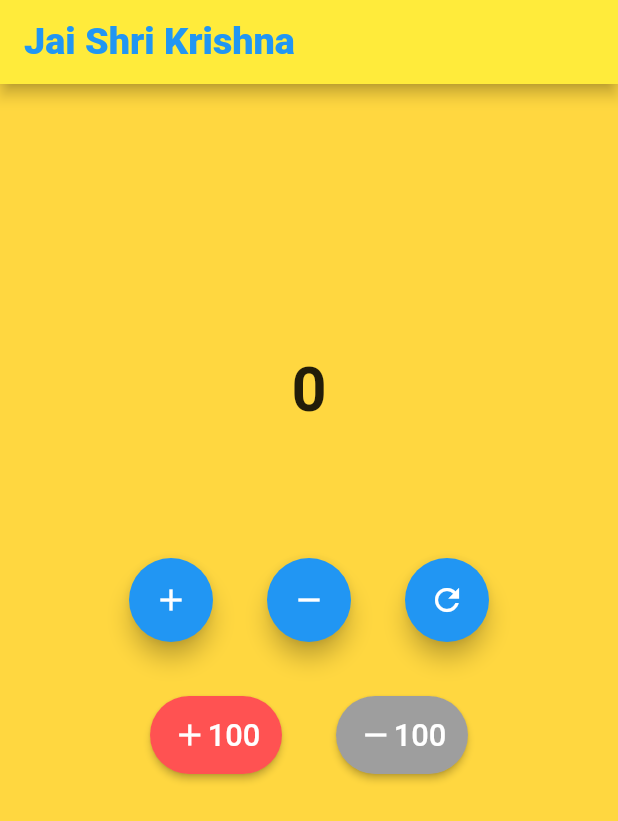
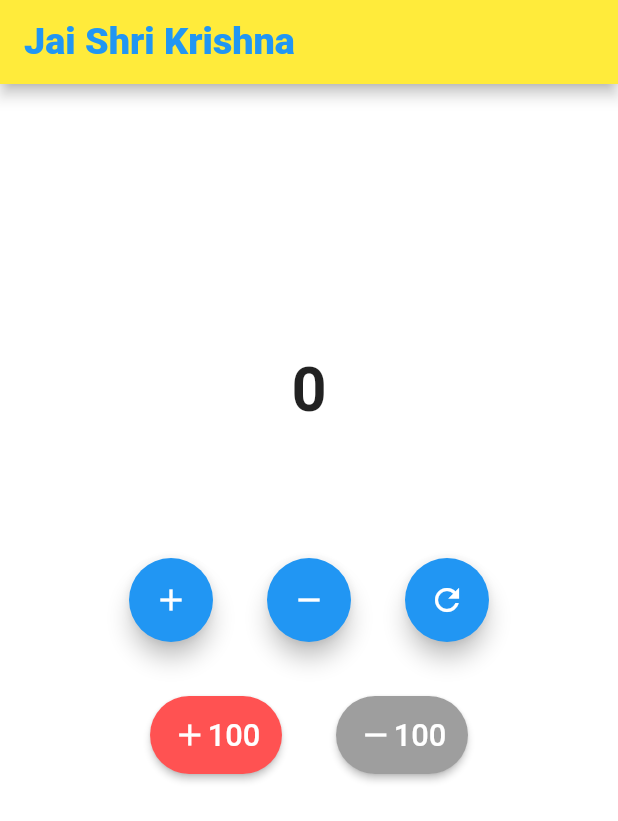
Before and after one commit to iamsourav37/flutter-project---Counter, a Flutter app: the screen it shows after launch, after a tap on the "add" icon, after a tap on the "remove" icon, on a phone screen of 412 x 824 dp. Shown: the top 821 px of the screen. Run offline on Flutter 3.47's test engine with Material 2 defaults, Android fonts, the phone set to English and light mode, and no system bars.

Commit message:
color cobination changed

```diff
--- a/lib/main.dart
+++ b/lib/main.dart
@@ -35,15 +35,21 @@ class _HomePageState extends State<HomePage> {
 
   void increaseValue() {
     setState(() {
-      col = Colors.yellow;
       _counter++;
+      if(_counter == 0)
+        col = Colors.white;
+      else
+        col = Colors.yellow;
     });
   }
 
   void decreaseValue() {
     setState(() {
-      col = Colors.amberAccent;
-      _counter--;
+       _counter--;
+      if(_counter == 0)
+        col = Colors.white;
+      else
+       col = Colors.amberAccent;
     });
   }
 
@@ -56,14 +62,22 @@ class _HomePageState extends State<HomePage> {
 
   void plusOneHundred() {
     setState(() {
-      col = Colors.yellow;
       _counter += 100;
+      if(_counter == 0)
+        col = Colors.white;
+      else
+        col = Colors.yellow;
+
     });
   }
     void minusOneHundred() {
     setState(() {
-      col = Colors.amberAccent;
       _counter -= 100;
+      if(_counter == 0)
+        col = Colors.white;
+      else
+        col = Colors.amberAccent;
+
     });
   }
 
```
